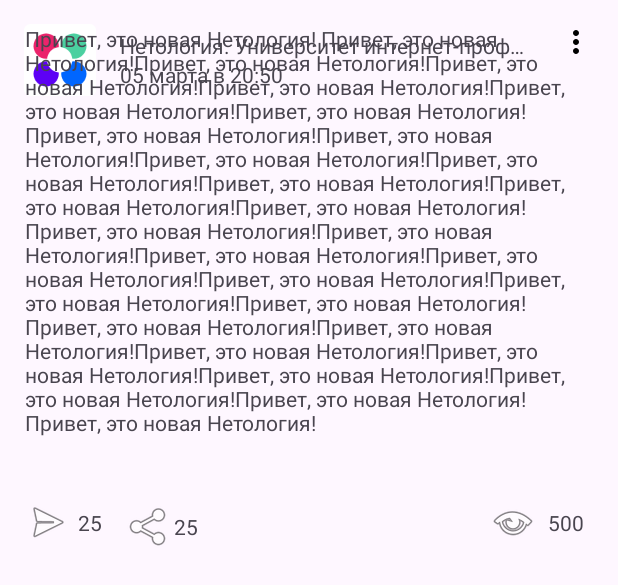
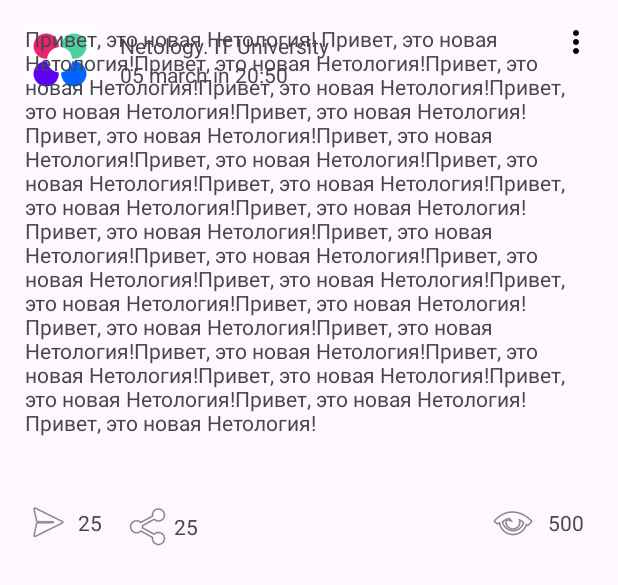
Before and after one commit to katerinova92/Android_HW1, an Android app: the layout activity_main.xml on its own in the app's theme, with its tools: preview values and no code run, on a phone screen of 412 x 824 dp. Shown: the top 585 px of the screen. Run offline under Robolectric (Android 15) with nearby library versions, the phone set to English and light mode, and no system bars.

Commit message:
Translation fix

```diff
--- a/app/src/main/res/values/strings.xml
+++ b/app/src/main/res/values/strings.xml
@@ -1,10 +1,10 @@
 <resources>
     <string name="app_name">NMedia</string>
     <string name="nmedia">NMedia!</string>
-    <string name="author" translatable="false">Нетология. Университет интернет-профессий будущего</string>
-    <string name="published" translatable="false">05 марта в 20:50</string>
+    <string name="author">Netology. IT University</string>
+    <string name="published">05 march in 20:50</string>
     <string name="postText" translatable="false">Привет, это новая Нетология! Привет, это новая Нетология!Привет, это новая Нетология!Привет, это новая Нетология!Привет, это новая Нетология!Привет, это новая Нетология!Привет, это новая Нетология!Привет, это новая Нетология!Привет, это новая Нетология!Привет, это новая Нетология!Привет, это новая Нетология!Привет, это новая Нетология!Привет, это новая Нетология!Привет, это новая Нетология!Привет, это новая Нетология!Привет, это новая Нетология!Привет, это новая Нетология!Привет, это новая Нетология!Привет, это новая Нетология!Привет, это новая Нетология!Привет, это новая Нетология!Привет, это новая Нетология!Привет, это новая Нетология!Привет, это новая Нетология!Привет, это новая Нетология!Привет, это новая Нетология!Привет, это новая Нетология!Привет, это новая Нетология!Привет, это новая Нетология!  </string>
-    <string name="textToLink" translatable="false">Привет! Это новая Нетология!</string>
-    <string name="_25" translatable="false">25</string>
-    <string name="sharedNumber" translatable="false">25</string>
+    <string name="_25">25</string>
+    <string name="sharedNumber">25</string>
+    <string name="authorHeadline">Netology. IT University</string>
 </resources>
```
Also changed, not shown: 1 other file.
